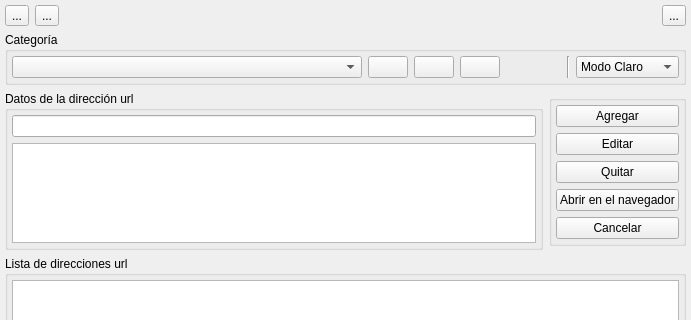
First picture: the form in widget.ui, repository lincolningaroca/xxxApp, before the edit; both pictures show x 0 to 691 and y 0 to 320 of the 691 by 544 pixel window.
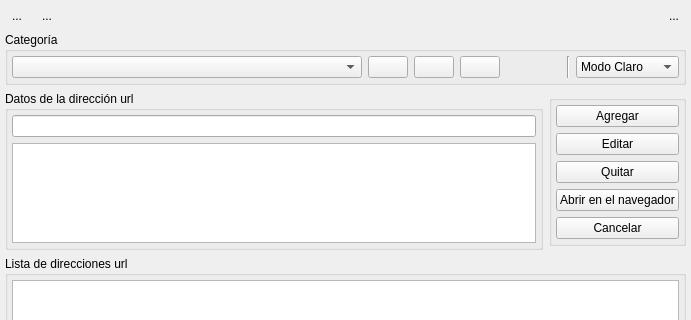
Second picture: the form after the edit. Icons and pictures are not drawn.

Commit message: Add autoRaise, to toolbuttons.

The edit to the form file:
```diff
--- a/widget.ui
+++ b/widget.ui
@@ -61,6 +61,9 @@
            <iconset resource="rsc.qrc">
             <normaloff>:/img/login.png</normaloff>:/img/login.png</iconset>
           </property>
+          <property name="autoRaise">
+           <bool>true</bool>
+          </property>
          </widget>
         </item>
         <item>
@@ -75,6 +78,9 @@
            <iconset resource="rsc.qrc">
             <normaloff>:/img/logout.png</normaloff>:/img/logout.png</iconset>
           </property>
+          <property name="autoRaise">
+           <bool>true</bool>
+          </property>
          </widget>
         </item>
         <item>
@@ -102,6 +108,9 @@
            <iconset resource="rsc.qrc">
             <normaloff>:/img/backup.png</normaloff>:/img/backup.png</iconset>
           </property>
+          <property name="autoRaise">
+           <bool>true</bool>
+          </property>
          </widget>
         </item>
        </layout>
```
Left out of the diff: 3 changed lines with no effect on the pictures.
